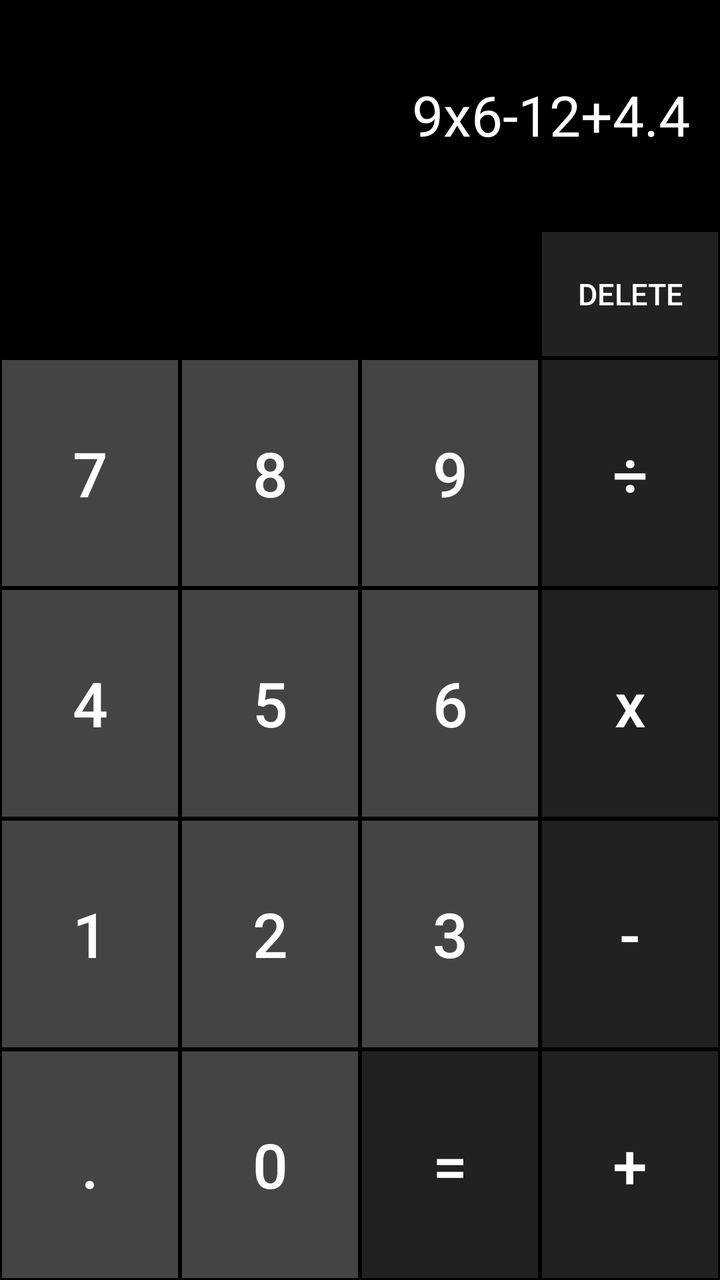
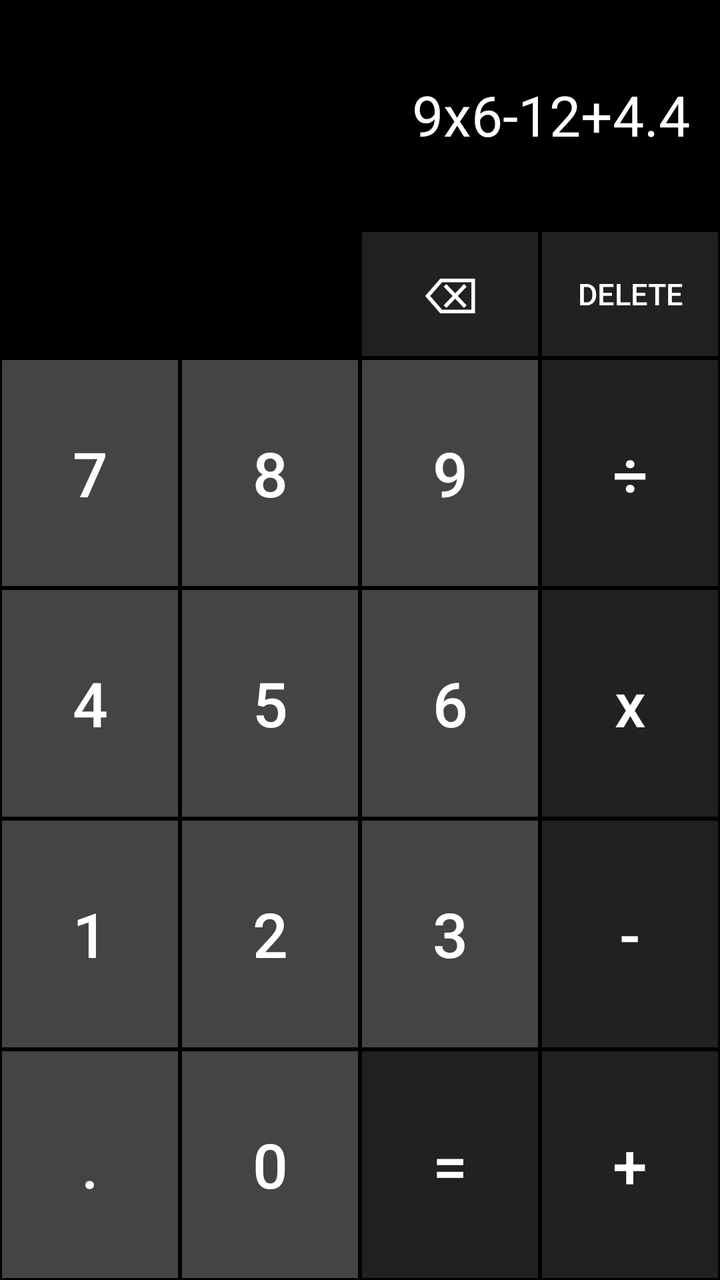

The first picture is an Android layout as it rendered before a commit; the second is the same layout after the commit. The layout source and the unified diff follow.
<!-- AndroidManifest.xml: application theme Theme.Calculator -->
<!-- res/layout/activity_main.xml -->
<?xml version="1.0" encoding="utf-8"?>
<LinearLayout
    android:id="@+id/main"
    xmlns:android="http://schemas.android.com/apk/res/android"
    xmlns:app="http://schemas.android.com/apk/res-auto"
    android:layout_width="match_parent"
    android:layout_height="match_parent"
    android:orientation="vertical"
    android:background="#000000">

    <TextView
        android:id="@+id/tvDisplay"
        android:layout_width="match_parent"
        android:layout_height="0dp"
        android:layout_weight="18"
        android:text="9x6-12+4.4"
        android:textSize="28sp"
        android:textColor="#ffffff"
        android:gravity="end|center_vertical"
        android:paddingEnd="15dp">

    </TextView>




    <LinearLayout
        android:layout_width="match_parent"
        android:layout_height="0dp"
        android:layout_weight="10"
        android:orientation="horizontal">

        <View
            android:layout_width="0dp"
            android:layout_height="match_parent"
            android:layout_weight="1"
            android:layout_margin="1dp" />

        <View
            android:layout_width="0dp"
            android:layout_height="match_parent"
            android:layout_weight="1"
            android:layout_margin="1dp" />

        <View
            android:layout_width="0dp"
            android:layout_height="match_parent"
            android:layout_weight="1"
            android:layout_margin="1dp" />

        <Button
            android:id="@+id/btnDelete"
            android:layout_width="0dp"
            android:layout_height="match_parent"
            android:layout_weight="1"
            android:layout_margin="1dp"
            android:text="DELETE"
            android:textSize="15sp"
            android:textColor="#ffffff"
            android:padding="0dp"
            android:background="#212121"
            app:backgroundTint="#212121" />

    </LinearLayout>
    <LinearLayout
        android:layout_width="match_parent"
        android:layout_height="0dp"
        android:layout_weight="18"
        android:orientation="horizontal">

        <Button
            android:id="@+id/btn7"
            android:layout_width="0dp"
            android:layout_height="match_parent"
            android:layout_weight="1"
            android:layout_margin="1dp"
            android:text="7"
            android:textSize="31sp"
            android:textColor="#ffffff"
            android:background="#444444"
            app:backgroundTint="#444444">

        </Button>
        <Button
            android:id="@+id/btn8"
            android:layout_width="0dp"
            android:layout_height="match_parent"
            android:layout_weight="1"
            android:text="8"
            android:layout_margin="1dp"
            android:textSize="31sp"
            android:padding="0dp"
            android:textColor="#ffffff"
            android:background="#444444"
            app:backgroundTint="#444444">

        </Button>
        <Button
            android:id="@+id/btn9"
            android:layout_width="0dp"
            android:layout_height="match_parent"
            android:layout_weight="1"
            android:text="9"
            android:layout_margin="1dp"
            android:textSize="31sp"
            android:padding="0dp"
            android:textColor="#ffffff"
            android:background="#444444"
            app:backgroundTint="#444444">

        </Button>
        <Button
            android:id="@+id/btnDivide"
            android:layout_width="0dp"
            android:layout_height="match_parent"
            android:layout_weight="1"
            android:text="÷"
            android:layout_margin="1dp"
            android:textSize="31sp"
            android:padding="0dp"
            android:textColor="#ffffff"
            android:background="#212121"
            app:backgroundTint="#212121">

        </Button>

    </LinearLayout>
    <LinearLayout
        android:layout_width="match_parent"
        android:layout_height="0dp"
        android:layout_weight="18"
        android:orientation="horizontal">

        <Button
            android:id="@+id/btn4"
            android:layout_width="0dp"
            android:layout_height="match_parent"
            android:layout_weight="1"
            android:text="4"
            android:layout_margin="1dp"
            android:textSize="31sp"
            android:padding="0dp"
            android:textColor="#ffffff"
            android:background="#444444"
            app:backgroundTint="#444444">

        </Button>
        <Button
            android:id="@+id/btn5"
            android:layout_width="0dp"
            android:layout_height="match_parent"
            android:layout_weight="1"
            android:text="5"
            android:layout_margin="1dp"
            android:textSize="31sp"
            android:padding="0dp"
            android:textColor="#ffffff"
            android:background="#444444"
            app:backgroundTint="#444444">

        </Button>
        <Button
            android:id="@+id/btn6"
            android:layout_width="0dp"
            android:layout_height="match_parent"
            android:layout_weight="1"
            android:text="6"
            android:layout_margin="1dp"
            android:textSize="31sp"
            android:padding="0dp"
            android:textColor="#ffffff"
            android:background="#444444"
            app:backgroundTint="#444444">

        </Button>
        <Button
            android:id="@+id/btnMultiply"
            android:layout_width="0dp"
            android:layout_height="match_parent"
            android:layout_weight="1"
            android:text="x"
            android:layout_margin="1dp"
            android:textSize="31sp"
            android:padding="0dp"
            android:textColor="#ffffff"
            android:background="#212121"
            app:backgroundTint="#212121">

        </Button>

    </LinearLayout>
    <LinearLayout
        android:layout_width="match_parent"
        android:layout_height="0dp"
        android:layout_weight="18"
        android:orientation="horizontal">

        <Button
            android:id="@+id/btn1"
            android:layout_width="0dp"
            android:layout_height="match_parent"
            android:layout_weight="1"
            android:text="1"
            android:layout_margin="1dp"
            android:textSize="31sp"
            android:padding="0dp"
            android:textColor="#ffffff"
            android:background="#444444"
            app:backgroundTint="#444444">

        </Button>
        <Button
            android:id="@+id/btn2"
            android:layout_width="0dp"
            android:layout_height="match_parent"
            android:layout_weight="1"
            android:text="2"
            android:layout_margin="1dp"
            android:textSize="31sp"
            android:padding="0dp"
            android:textColor="#ffffff"
            android:background="#444444"
            app:backgroundTint="#444444">

        </Button>
        <Button
            android:id="@+id/btn3"
            android:layout_width="0dp"
            android:layout_height="match_parent"
            android:layout_weight="1"
            android:text="3"
            android:layout_margin="1dp"
            android:textSize="31sp"
            android:padding="0dp"
            android:textColor="#ffffff"
            android:background="#444444"
            app:backgroundTint="#444444">

        </Button>

        <Button
            android:id="@+id/btnMinus"
            android:layout_width="0dp"
            android:layout_height="match_parent"
            android:layout_margin="1dp"
            android:layout_weight="1"
            android:background="#212121"
            android:padding="0dp"
            android:text="-"
            android:textColor="#ffffff"
            android:textSize="31sp"
            app:backgroundTint="#212121">

        </Button>

    </LinearLayout>
    <LinearLayout
        android:layout_width="match_parent"
        android:layout_height="0dp"
        android:layout_weight="18"
        android:orientation="horizontal">

        <Button
            android:id="@+id/btnDot"
            android:layout_width="0dp"
            android:layout_height="match_parent"
            android:layout_weight="1"
            android:text="."
            android:layout_margin="1dp"
            android:textSize="31sp"
            android:padding="0dp"
            android:textColor="#ffffff"
            android:background="#444444"
            app:backgroundTint="#444444">

        </Button>
        <Button
            android:id="@+id/btn0"
            android:layout_width="0dp"
            android:layout_height="match_parent"
            android:layout_weight="1"
            android:text="0"
            android:layout_margin="1dp"
            android:textSize="31sp"
            android:padding="0dp"
            android:textColor="#ffffff"
            android:background="#444444"
            app:backgroundTint="#444444">

        </Button>
        <Button
            android:id="@+id/btnEquals"
            android:layout_width="0dp"
            android:layout_height="match_parent"
            android:layout_weight="1"
            android:text="="
            android:layout_margin="1dp"
            android:textSize="31sp"
            android:padding="0dp"
            android:textColor="#ffffff"
            android:background="#212121"
            app:backgroundTint="#212121">

        </Button>
        <Button
            android:id="@+id/btnPlus"
            android:layout_width="0dp"
            android:layout_height="match_parent"
            android:layout_weight="1"
            android:text="+"
            android:layout_margin="1dp"
            android:textSize="31sp"
            android:padding="0dp"
            android:textColor="#ffffff"
            android:background="#212121"
            app:backgroundTint="#212121">

        </Button>

    </LinearLayout>

</LinearLayout>
<!-- resources referenced by this layout -->
<resources>
  <style name="Theme.Calculator" parent="Base.Theme.Calculator" />
  <style name="Base.Theme.Calculator" parent="Theme.Material3.DayNight.NoActionBar">
          
          
      </style>
</resources>

<!-- the commit's change to res/layout/activity_main.xml (unified diff, before → after) -->
@@ -42,11 +42,18 @@
             android:layout_weight="1"
             android:layout_margin="1dp" />
 
-        <View
-            android:layout_width="0dp"
-            android:layout_height="match_parent"
-            android:layout_weight="1"
-            android:layout_margin="1dp" />
+        <Button
+            android:id="@+id/btnbackspace"
+            android:layout_width="0dp"
+            android:layout_height="match_parent"
+            android:layout_weight="1"
+            android:layout_margin="1dp"
+            android:text="⌫"
+            android:textSize="25sp"
+            android:textColor="#ffffff"
+            android:padding="0dp"
+            android:background="#212121"
+            app:backgroundTint="#212121" />
 
         <Button
             android:id="@+id/btnDelete"
